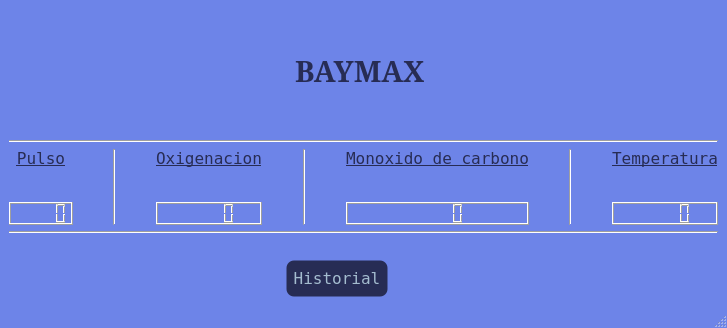
The window that APP/mainwindow.ui (adcfrba/TPO_INFOII) describes before a commit, drawn with Qt 5.
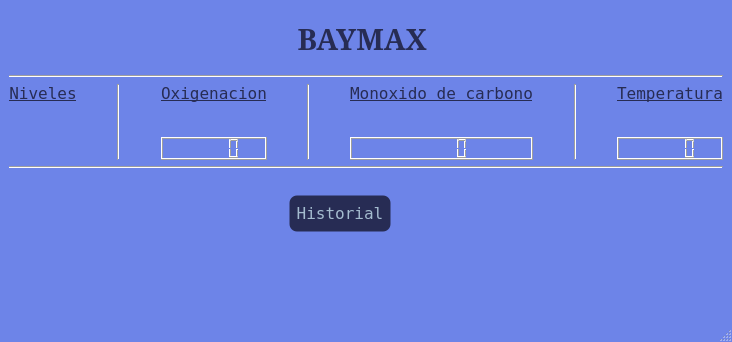
The same window after the commit. Icons and pictures are not drawn.

The edit to the form file:
```diff
--- a/APP/mainwindow.ui
+++ b/APP/mainwindow.ui
@@ -6,8 +6,8 @@
    <rect>
     <x>0</x>
     <y>0</y>
-    <width>727</width>
-    <height>328</height>
+    <width>732</width>
+    <height>342</height>
    </rect>
   </property>
   <property name="palette">
@@ -1020,7 +1020,7 @@
            </font>
           </property>
           <property name="text">
-           <string>Pulso</string>
+           <string>Niveles</string>
           </property>
           <property name="alignment">
            <set>Qt::AlignCenter</set>
@@ -1122,25 +1122,6 @@
           </property>
          </widget>
         </item>
-        <item>
-         <widget class="QLCDNumber" name="lcdNumber_pulso">
-          <property name="layoutDirection">
-           <enum>Qt::LeftToRight</enum>
-          </property>
-          <property name="autoFillBackground">
-           <bool>false</bool>
-          </property>
-          <property name="frameShape">
-           <enum>QFrame::Box</enum>
-          </property>
-          <property name="frameShadow">
-           <enum>QFrame::Raised</enum>
-          </property>
-          <property name="smallDecimalPoint">
-           <bool>false</bool>
-          </property>
-         </widget>
-        </item>
        </layout>
       </item>
       <item>
@@ -2218,7 +2199,7 @@
         </property>
         <property name="minimumSize">
          <size>
-          <width>150</width>
+          <width>102</width>
           <height>37</height>
          </size>
         </property>
@@ -2560,7 +2541,109 @@
      </layout>
     </item>
     <item>
-     <layout class="QHBoxLayout" name="horizontalLayout_5"/>
+     <spacer name="verticalSpacer_4">
+      <property name="orientation">
+       <enum>Qt::Vertical</enum>
+      </property>
+      <property name="sizeType">
+       <enum>QSizePolicy::Maximum</enum>
+      </property>
+      <property name="sizeHint" stdset="0">
+       <size>
+        <width>20</width>
+        <height>100</height>
+       </size>
+      </property>
+     </spacer>
+    </item>
+    <item>
+     <spacer name="verticalSpacer_5">
+      <property name="orientation">
+       <enum>Qt::Vertical</enum>
+      </property>
+      <property name="sizeType">
+       <enum>QSizePolicy::Preferred</enum>
+      </property>
+      <property name="sizeHint" stdset="0">
+       <size>
+        <width>20</width>
+        <height>40</height>
+       </size>
+      </property>
+     </spacer>
+    </item>
+    <item>
+     <widget class="QLabel" name="label_conexion">
+      <property name="palette">
+       <palette>
+        <active>
+         <colorrole role="WindowText">
+          <brush brushstyle="SolidPattern">
+           <color alpha="255">
+            <red>255</red>
+            <green>255</green>
+            <blue>255</blue>
+           </color>
+          </brush>
+         </colorrole>
+         <colorrole role="ToolTipText">
+          <brush brushstyle="SolidPattern">
+           <color alpha="255">
+            <red>255</red>
+            <green>255</green>
+            <blue>255</blue>
+           </color>
+          </brush>
+         </colorrole>
+        </active>
+        <inactive>
+         <colorrole role="WindowText">
+          <brush brushstyle="SolidPattern">
+           <color alpha="255">
+            <red>255</red>
+            <green>255</green>
+            <blue>255</blue>
+           </color>
+          </brush>
+         </colorrole>
+         <colorrole role="ToolTipText">
+          <brush brushstyle="SolidPattern">
+           <color alpha="255">
+            <red>255</red>
+            <green>255</green>
+            <blue>255</blue>
+           </color>
+          </brush>
+         </colorrole>
+        </inactive>
+        <disabled>
+         <colorrole role="ToolTipText">
+          <brush brushstyle="SolidPattern">
+           <color alpha="255">
+            <red>255</red>
+            <green>255</green>
+            <blue>255</blue>
+           </color>
+          </brush>
+         </colorrole>
+        </disabled>
+       </palette>
+      </property>
+      <property name="font">
+       <font>
+        <family>Fixedsys</family>
+        <pointsize>16</pointsize>
+        <italic>true</italic>
+        <bold>false</bold>
+       </font>
+      </property>
+      <property name="text">
+       <string/>
+      </property>
+      <property name="alignment">
+       <set>Qt::AlignCenter</set>
+      </property>
+     </widget>
     </item>
    </layout>
   </widget>
```
Left out of the diff: 5 changed lines with no effect on the pictures.
